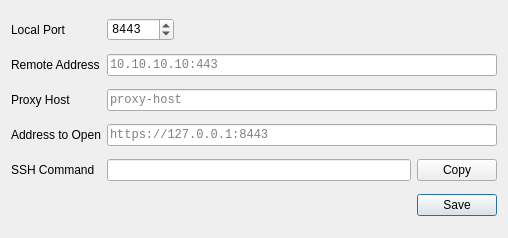
This is tunnelconfig.ui in mdminhazulhaque/ssh-tunnel-manager as Qt 5 draws it before an edit. The edited form follows.
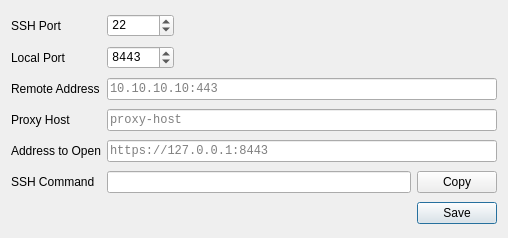
This is the edited form.

Commit message: Allow to customise the SSH port (-p parameter)

What changed in the file:
```diff
--- a/tunnelconfig.ui
+++ b/tunnelconfig.ui
@@ -14,14 +14,14 @@
    <string>Dialog</string>
   </property>
   <layout class="QGridLayout" name="gridLayout">
-   <item row="1" column="0">
+   <item row="2" column="0">
     <widget class="QLabel" name="label_remote_address">
      <property name="text">
       <string>Remote Address</string>
      </property>
     </widget>
    </item>
-   <item row="3" column="0">
+   <item row="4" column="0">
     <widget class="QLabel" name="label_browser_open">
      <property name="text">
       <string>Address to Open</string>
@@ -29,13 +29,20 @@
     </widget>
    </item>
    <item row="0" column="0">
+    <widget class="QLabel" name="label_ssh_port">
+     <property name="text">
+      <string>SSH Port</string>
+     </property>
+    </widget>
+   </item>
+   <item row="1" column="0">
     <widget class="QLabel" name="label_local_port">
      <property name="text">
       <string>Local Port</string>
      </property>
     </widget>
    </item>
-   <item row="4" column="1">
+   <item row="5" column="1">
     <widget class="QLineEdit" name="ssh_command">
      <property name="font">
       <font>
@@ -47,28 +54,28 @@
      </property>
     </widget>
    </item>
-   <item row="4" column="0">
+   <item row="5" column="0">
     <widget class="QLabel" name="label_ssh_command">
      <property name="text">
       <string>SSH Command</string>
      </property>
     </widget>
    </item>
-   <item row="2" column="0">
+   <item row="3" column="0">
     <widget class="QLabel" name="label_proxy_host">
      <property name="text">
       <string>Proxy Host</string>
      </property>
     </widget>
    </item>
-   <item row="4" column="2">
+   <item row="5" column="2">
     <widget class="QPushButton" name="copy">
      <property name="text">
       <string>Copy</string>
      </property>
     </widget>
    </item>
-   <item row="3" column="1" colspan="2">
+   <item row="4" column="1" colspan="2">
     <widget class="QLineEdit" name="browser_open">
      <property name="font">
       <font>
@@ -80,7 +87,7 @@
      </property>
     </widget>
    </item>
-   <item row="2" column="1" colspan="2">
+   <item row="3" column="1" colspan="2">
     <widget class="QLineEdit" name="proxy_host">
      <property name="font">
       <font>
@@ -92,7 +99,7 @@
      </property>
     </widget>
    </item>
-   <item row="1" column="1" colspan="2">
+   <item row="2" column="1" colspan="2">
     <widget class="QLineEdit" name="remote_address">
      <property name="font">
       <font>
@@ -107,7 +114,7 @@
      </property>
     </widget>
    </item>
-   <item row="5" column="0" colspan="3">
+   <item row="6" column="0" colspan="3">
     <layout class="QHBoxLayout" name="horizontalLayout">
      <item>
       <spacer name="horizontalSpacer">
@@ -134,7 +141,7 @@
      </item>
     </layout>
    </item>
-   <item row="0" column="1" colspan="2">
+   <item row="1" column="1" colspan="2">
     <layout class="QHBoxLayout" name="horizontalLayout_2">
      <item>
       <widget class="QSpinBox" name="local_port">
@@ -169,6 +176,41 @@
      </item>
     </layout>
    </item>
+   <item row="0" column="1" colspan="2">
+    <layout class="QHBoxLayout" name="horizontalLayout_3">
+     <item>
+      <widget class="QSpinBox" name="ssh_port">
+       <property name="font">
+        <font>
+         <family>Monospace</family>
+        </font>
+       </property>
+       <property name="maximum">
+        <number>65365</number>
+       </property>
+       <property name="singleStep">
+        <number>1</number>
+       </property>
+       <property name="value">
+        <number>22</number>
+       </property>
+      </widget>
+     </item>
+     <item>
+      <spacer name="horizontalSpacer_3">
+       <property name="orientation">
+        <enum>Qt::Horizontal</enum>
+       </property>
+       <property name="sizeHint" stdset="0">
+        <size>
+         <width>40</width>
+         <height>20</height>
+        </size>
+       </property>
+      </spacer>
+     </item>
+    </layout>
+   </item>
   </layout>
  </widget>
  <tabstops>
```
Left out of the diff: 1 changed line with no effect on the pictures. The commit also changes 3 other files.
